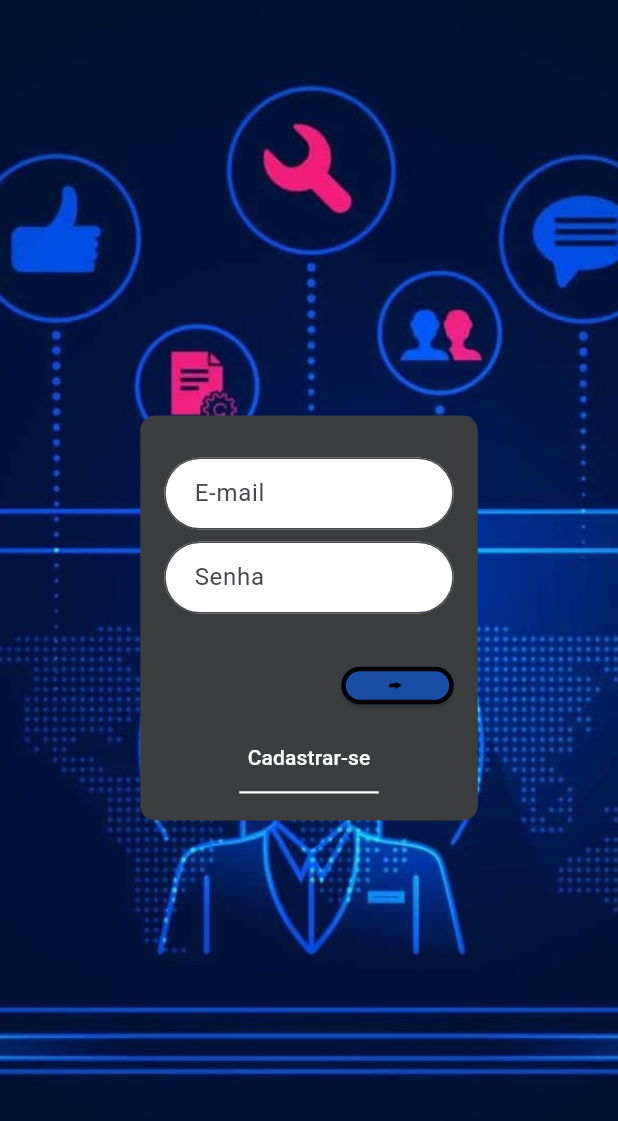
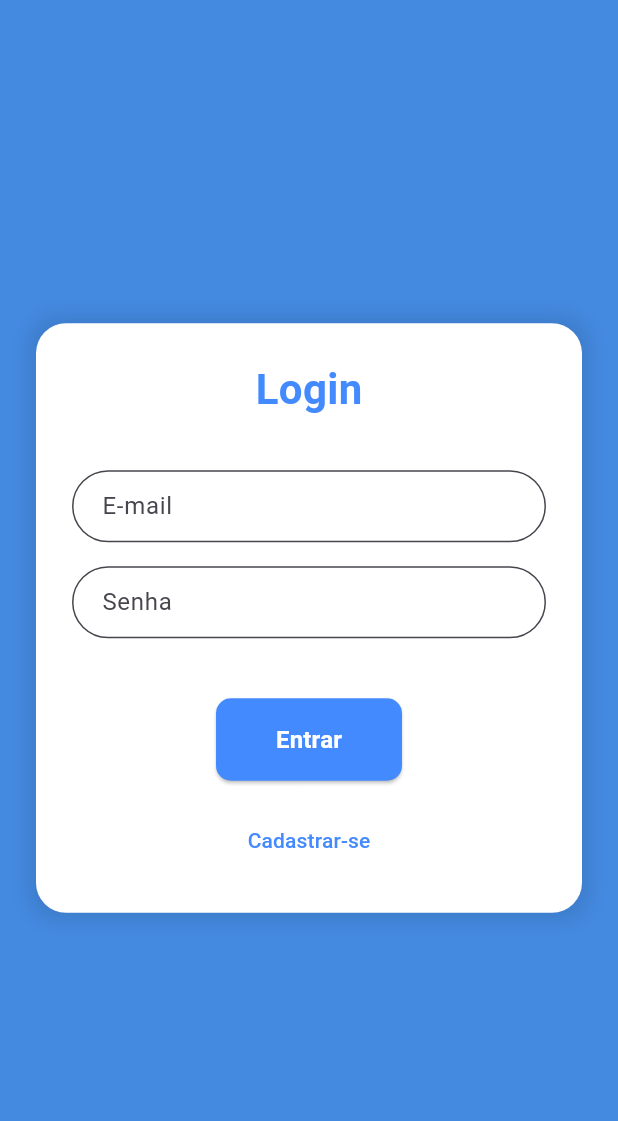
Before and after one commit to Souz4k/Help-Desk, a Flutter app: the screen it shows after launch, on a phone screen of 412 x 824 dp. Shown: the top 1121 px of the screen. Run offline on Flutter 3.47's test engine with Material 3 defaults, Android fonts, the light colour scheme and no system bars; our stand-ins replace cloud_firestore, firebase_auth, firebase_core, firebase_storage, geolocator, google_fonts and 2 more; accounts and stored records are empty.

Commit message:
criando um novo design para a tela de login e cadastrado

```diff
--- a/lib/telas/Login.dart
+++ b/lib/telas/Login.dart
@@ -72,38 +72,40 @@ class _LoginState extends State<Login> {
   @override
   Widget build(BuildContext context) {
     return Scaffold(
-      body: Stack(
-        children: [
-          SingleChildScrollView(
+      backgroundColor: const Color.fromARGB(255, 68, 138, 225), // Cor de fundo clara e limpa
+      body: Center(
+        child: Padding(
+          padding: const EdgeInsets.symmetric(horizontal: 24.0),
+          child: SingleChildScrollView(
             controller: _scrollController,
-            physics: ClampingScrollPhysics(),
-            child: Container(
-              width: double.infinity,
-              height: MediaQuery.of(context).size.height,
-              decoration: const BoxDecoration(
-                image: DecorationImage(
-                  image: AssetImage('assets/fundo.jpg'),
-                  fit: BoxFit.cover,
-                ),
-              ),
-              child: Center(
-                child: Padding(
-                  padding: const EdgeInsets.all(16.0),
             child: Form(
               key: _formkey,
               autovalidateMode: AutovalidateMode.disabled,
               child: Container(
-                      width: 225,
-                      height: getContainerHeight(),
-                      margin: const EdgeInsets.all(20),
-                      padding: const EdgeInsets.all(16.0),
+                padding: const EdgeInsets.all(24),
                 decoration: BoxDecoration(
-                        color: MinhasCores.cinza,
-                        borderRadius: BorderRadius.circular(10),
+                  color: Colors.white, // Caixa branca elegante
+                  borderRadius: BorderRadius.circular(20),
+                  boxShadow: [
+                    BoxShadow(
+                      color: Colors.black.withOpacity(0.1),
+                      blurRadius: 10,
+                      spreadRadius: 5,
+                    ),
+                  ],
                 ),
                 child: Column(
                   mainAxisAlignment: MainAxisAlignment.center,
                   children: [
+                    Text(
+                      queroEntrar ? 'Login' : 'Cadastrar-se',
+                      style: TextStyle(
+                        fontSize: 28,
+                        fontWeight: FontWeight.bold,
+                        color: Colors.blueAccent,
+                      ),
+                    ),
+                    const SizedBox(height: 24),
                     if (!queroEntrar) ...[
                       DropdownButtonFormField<TipoUsuario>(
                         value: _tipoUsuarioSelecionado,
@@ -125,12 +127,10 @@ class _LoginState extends State<Login> {
                         decoration: getAutenticationInputDecoration("Tipo de Usuário"),
                       ),
                     ],
-                          const SizedBox(
-                            height: 10,
-                          ),
+                    const SizedBox(height: 10),
                     for (int i = 0; i < 2 + (queroEntrar ? 0 : 2); i++)
                       Padding(
-                              padding: const EdgeInsets.only(bottom: 8),
+                        padding: const EdgeInsets.only(bottom: 16),
                         child: TextFormField(
                           controller: i == 0
                               ? _emailController
@@ -178,56 +178,47 @@ class _LoginState extends State<Login> {
                           },
                         ),
                       ),
-                          const SizedBox(height: 16),
-                          Align(
-                            alignment: Alignment.centerRight,
-                            child: ElevatedButton(
+                    const SizedBox(height: 24),
+                    if (_isLoading)
+                      CircularProgressIndicator()
+                    else
+                      ElevatedButton(
                         onPressed: () {
                           _aumentarTamanhoContainer();
                           botaoDeLogar();
                         },
                         style: ElevatedButton.styleFrom(
-                                backgroundColor: MinhasCores.azulEscuro,
-                                side: const BorderSide(color: Colors.black, width: 3.0),
-                                minimumSize: const Size(75, 25),
-                                padding: EdgeInsets.zero,
+                          padding: const EdgeInsets.symmetric(
+                            horizontal: 40,
+                            vertical: 16,
                           ),
-                              child: Container(
-                                width: 75,
-                                height: 25,
-                                child: Padding(
-                                  padding: const EdgeInsets.all(8.0),
-                                  child: Align(
-                                    alignment: Alignment.center,
-                                    child: Image.asset(
-                                      "assets/setaDireita.png",
-                                      width: 40,
-                                      height: 40,
+                          shape: RoundedRectangleBorder(
+                            borderRadius: BorderRadius.circular(10),
+                          ),
+                          backgroundColor: Colors.blueAccent,
+                        ),
+                        child: Text(
+                          queroEntrar ? 'Entrar' : 'Cadastrar',
+                          style: TextStyle(
+                            fontSize: 16,
+                            color: Colors.white,
+                            fontWeight: FontWeight.bold,
                           ),
                         ),
                       ),
-                              ),
-                            ),
-                          ),
+                    const SizedBox(height: 16),
                     TextButton(
                       onPressed: () {
                         setState(() {
                           _formkey.currentState?.reset();
                           queroEntrar = !queroEntrar;
-                                _erroNoTextField = false; // Redefine _erroNoTextField ao alternar entre Login e Cadastrar-se
+                          _erroNoTextField = false;
                         });
                       },
                       child: Text(
                         queroEntrar ? "Cadastrar-se" : "Login",
-                              style: const TextStyle(color: Colors.white),
+                        style: TextStyle(color: Colors.blueAccent),
                       ),
-                          ),
-                          const Divider(
-                            color: Colors.white,
-                            thickness: 1.5,
-                            height: 0,
-                            indent: 50,
-                            endIndent: 50,
                     ),
                   ],
                 ),
@@ -235,19 +226,6 @@ class _LoginState extends State<Login> {
             ),
           ),
         ),
-            ),
-          ),
-          if (_isLoading)
-            Container(
-              color: Colors.black54,
-              child: Center(
-                child: Text(
-                  "Aguarde um momento...",
-                  style: TextStyle(color: Colors.white, fontSize: 20),
-                ),
-              ),
-            ),
-        ],
       ),
     );
   }
@@ -325,7 +303,6 @@ class _LoginState extends State<Login> {
 }
 
 
-
   void _scrollToPosition(int position) {
     _scrollController.animateTo(
       position * 70.0,
```
Lines whose indentation alone changed are shown as unchanged.
